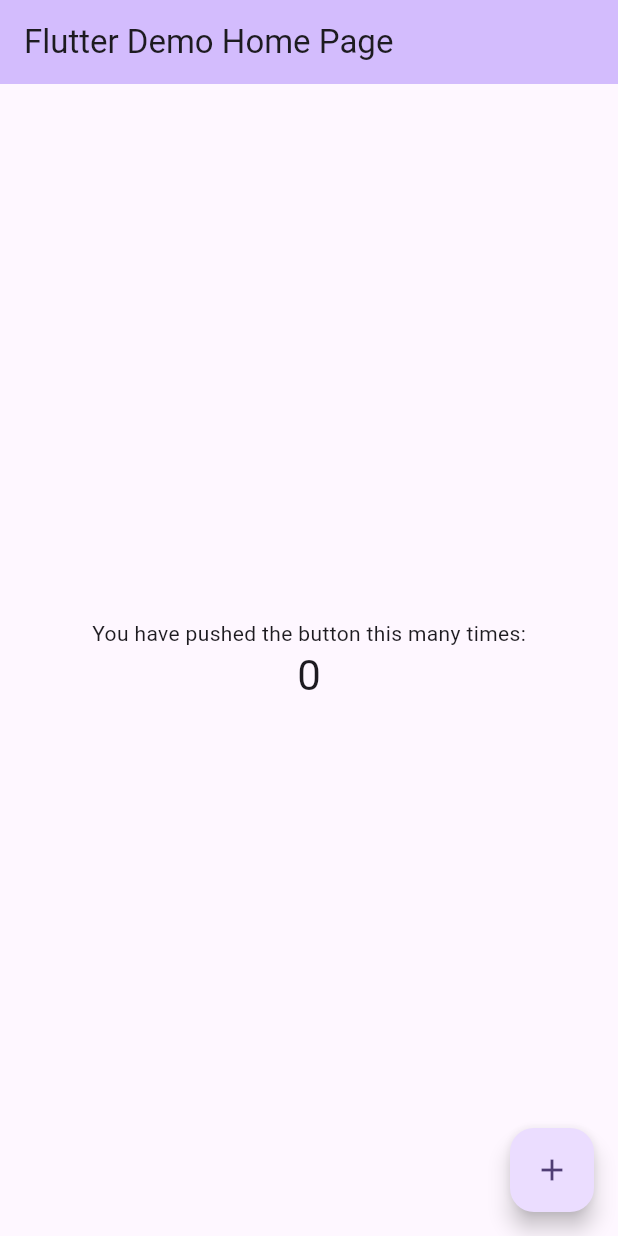
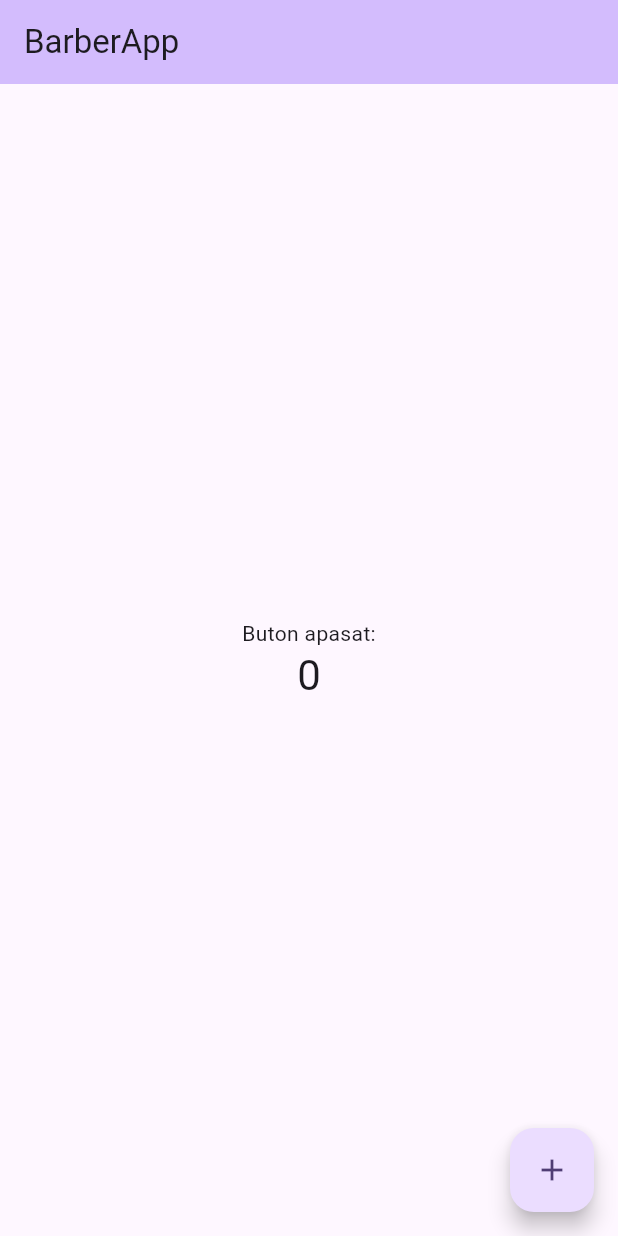
Before and after one commit to Niku05-code/BarberApp, a Flutter app: the screen it shows after launch, on a phone screen of 412 x 824 dp. Run offline on Flutter 3.47's test engine with Material 3 defaults, Android fonts, the phone set to English and light mode, and no system bars.

Commit message:
First Modification

```diff
--- a/barberapp/lib/main.dart
+++ b/barberapp/lib/main.dart
@@ -31,7 +31,7 @@ class MyApp extends StatelessWidget {
         colorScheme: ColorScheme.fromSeed(seedColor: Colors.deepPurple),
         useMaterial3: true,
       ),
-      home: const MyHomePage(title: 'Flutter Demo Home Page'),
+      home: const MyHomePage(title: 'BarberApp'),
     );
   }
 }
@@ -106,7 +106,7 @@ class _MyHomePageState extends State<MyHomePage> {
           mainAxisAlignment: MainAxisAlignment.center,
           children: <Widget>[
             const Text(
-              'You have pushed the button this many times:',
+              'Buton apasat:',
             ),
             Text(
               '$_counter',
```
